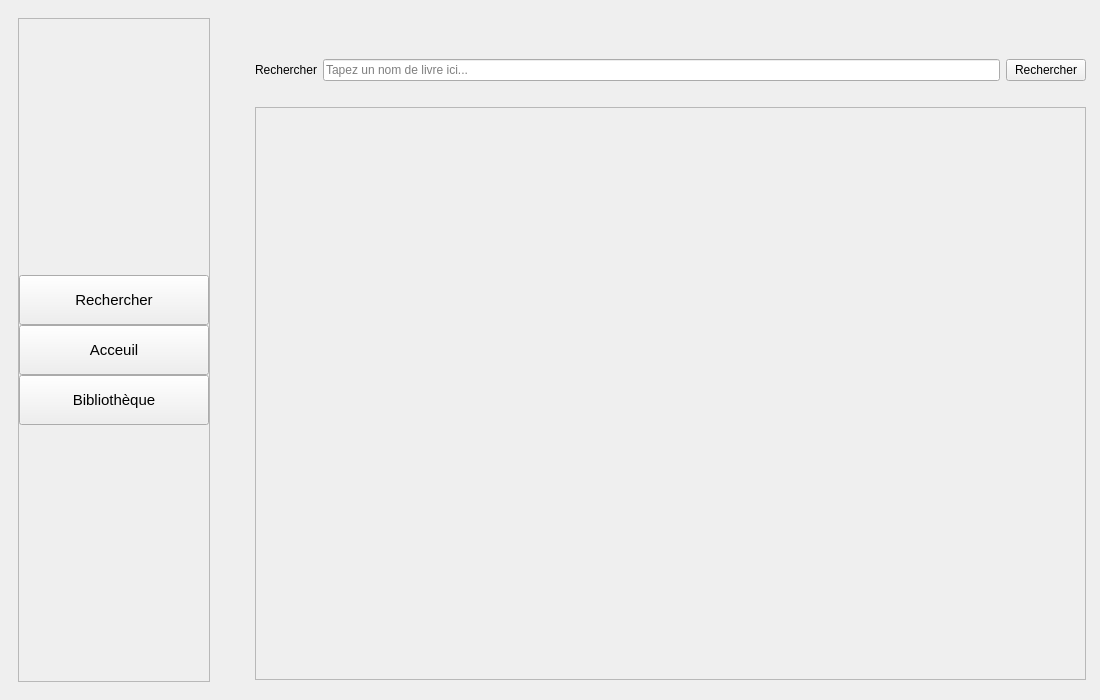
The window that src/ui/MainWindow.ui (Didiloy/python_librairy_app) describes before a commit, drawn with Qt 5.
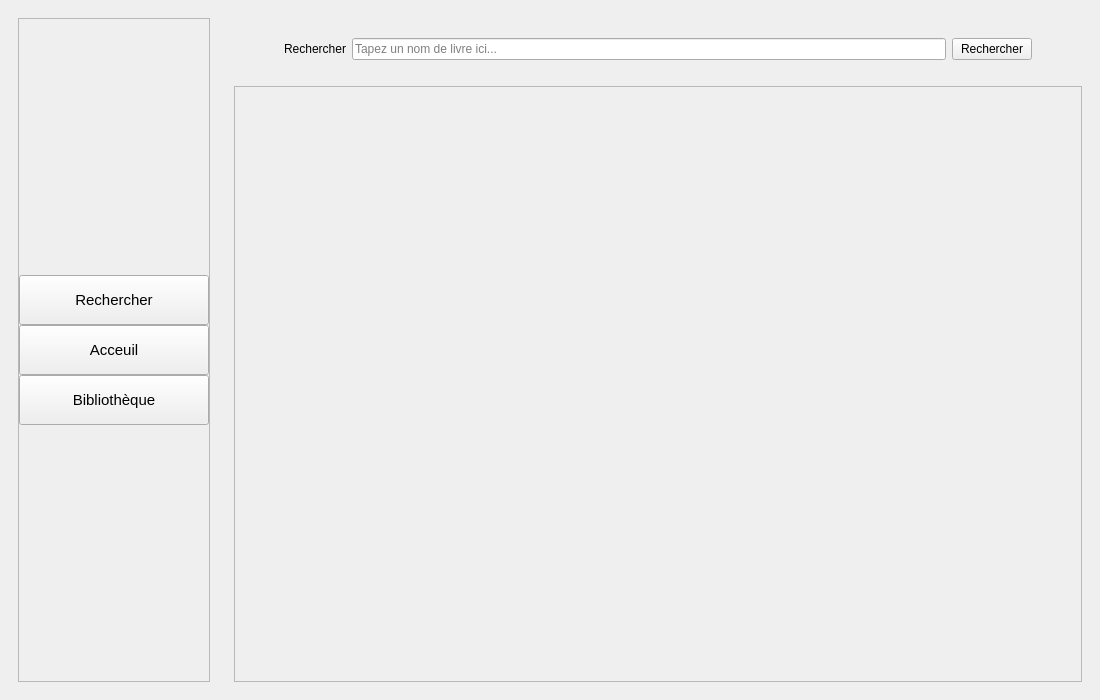
The same window after the commit.

Commit message: ajout de redimensionnement de l'image ajoutée

```diff
--- a/src/ui/MainWindow.ui
+++ b/src/ui/MainWindow.ui
@@ -150,15 +150,8 @@
          <property name="styleSheet">
           <string notr="true"/>
          </property>
-         <widget class="QWidget" name="layoutWidget">
-          <property name="geometry">
-           <rect>
-            <x>30</x>
-            <y>30</y>
-            <width>831</width>
-            <height>641</height>
-           </rect>
-          </property>
+         <layout class="QHBoxLayout" name="horizontalLayout_2">
+          <item>
           <layout class="QGridLayout" name="gridLayoutSearchWidget">
            <item row="0" column="0">
             <layout class="QGridLayout" name="gridLayoutSearchBar">
@@ -168,27 +161,59 @@
              <property name="bottomMargin">
               <number>20</number>
              </property>
-             <item row="0" column="0">
-              <widget class="QLabel" name="searchLabel">
-               <property name="text">
-                <string>Rechercher</string>
-               </property>
-              </widget>
-             </item>
-             <item row="0" column="2">
+              <item row="0" column="3">
               <widget class="QPushButton" name="searchButton">
                <property name="text">
                 <string>Rechercher</string>
                </property>
               </widget>
              </item>
-             <item row="0" column="1">
+              <item row="0" column="2">
               <widget class="QLineEdit" name="searchLineEdit">
                <property name="placeholderText">
                 <string>Tapez un nom de livre ici...</string>
                </property>
               </widget>
              </item>
+              <item row="0" column="0">
+               <spacer name="horizontalSpacer">
+                <property name="orientation">
+                 <enum>Qt::Horizontal</enum>
+                </property>
+                <property name="sizeType">
+                 <enum>QSizePolicy::Maximum</enum>
+                </property>
+                <property name="sizeHint" stdset="0">
+                 <size>
+                  <width>50</width>
+                  <height>20</height>
+                 </size>
+                </property>
+               </spacer>
+              </item>
+              <item row="0" column="1">
+               <widget class="QLabel" name="searchLabel">
+                <property name="text">
+                 <string>Rechercher</string>
+                </property>
+               </widget>
+              </item>
+              <item row="0" column="4">
+               <spacer name="horizontalSpacer_2">
+                <property name="orientation">
+                 <enum>Qt::Horizontal</enum>
+                </property>
+                <property name="sizeType">
+                 <enum>QSizePolicy::Fixed</enum>
+                </property>
+                <property name="sizeHint" stdset="0">
+                 <size>
+                  <width>50</width>
+                  <height>20</height>
+                 </size>
+                </property>
+               </spacer>
+              </item>
             </layout>
            </item>
            <item row="1" column="0">
@@ -201,8 +226,8 @@
                <rect>
                 <x>0</x>
                 <y>0</y>
-                <width>827</width>
-                <height>566</height>
+                 <width>842</width>
+                 <height>587</height>
                </rect>
               </property>
               <widget class="QLabel" name="answerLabel">
@@ -222,7 +247,8 @@
             </widget>
            </item>
           </layout>
-         </widget>
+          </item>
+         </layout>
         </widget>
         <widget class="QWidget" name="homeWidget">
          <property name="styleSheet">
```
Lines whose indentation alone changed are shown as unchanged. The commit also changes 2 other files.
